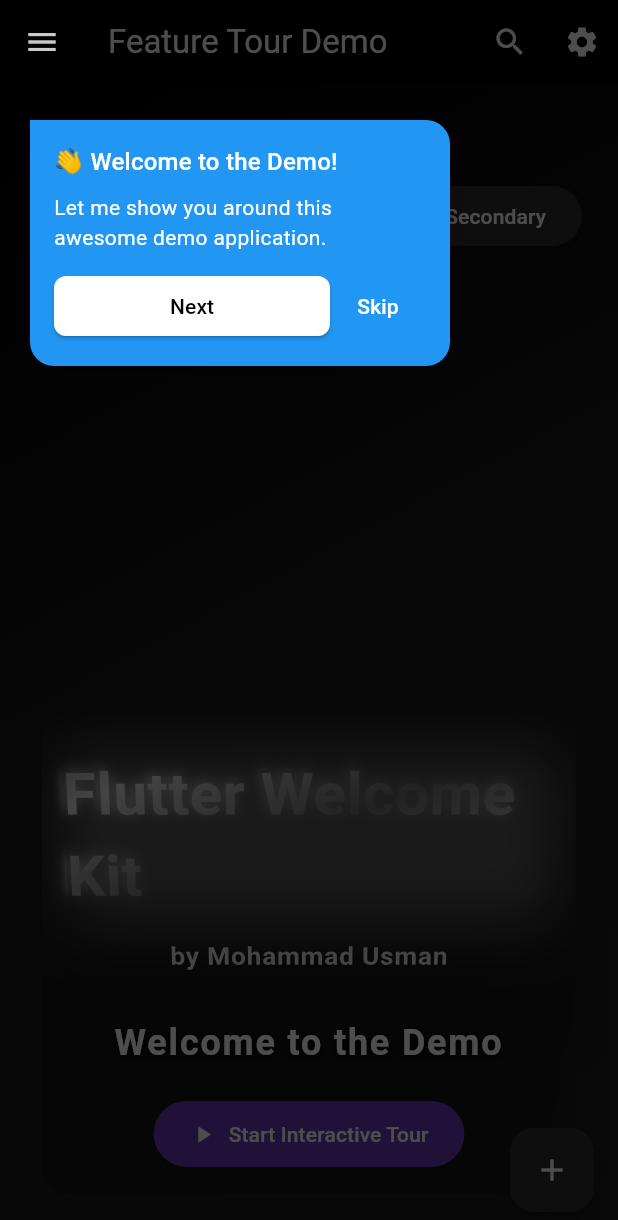
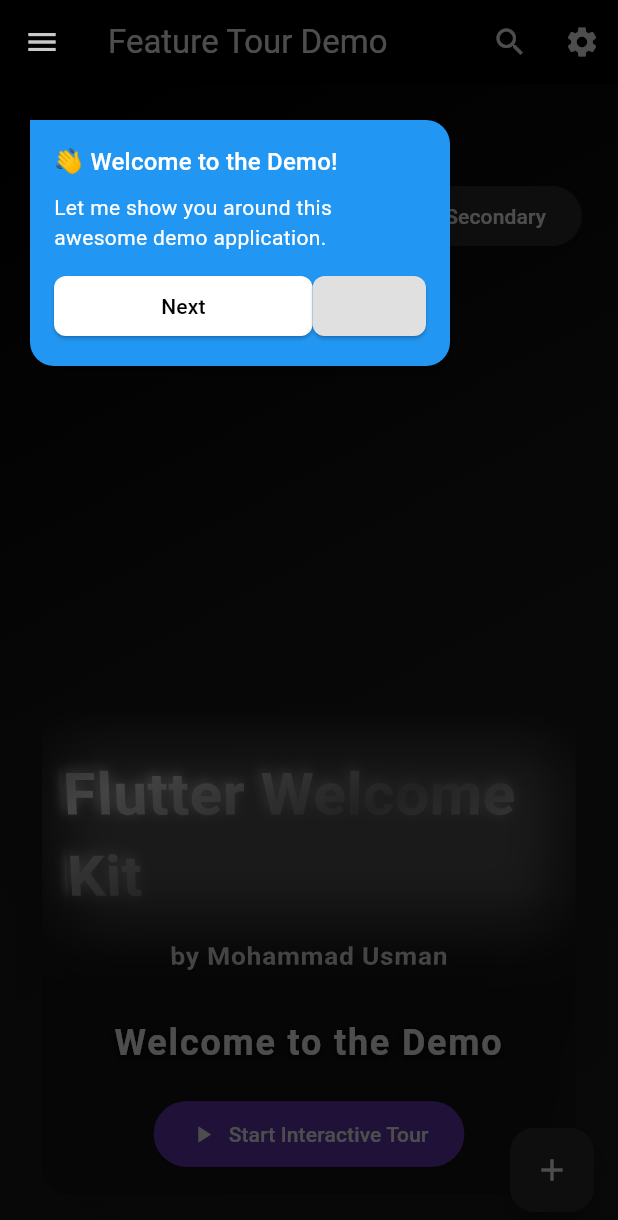
Before and after one commit to karim-mvp/flutter_welcome_kit, a Flutter app: the screen it shows after launch, after a tap on "Start Interactive Tour", on a phone screen of 412 x 824 dp. Shown: the top 1220 px of the screen. Run offline on Flutter 3.47's test engine with Material 3 defaults, Android fonts, the phone set to English and light mode, and no system bars.

Commit message:
solved skip button color issue

```diff
--- a/lib/widgets/tooltip_card.dart
+++ b/lib/widgets/tooltip_card.dart
@@ -296,11 +296,14 @@ class _TooltipCardState extends State<TooltipCard>
                                   child: ElevatedButton(
                                     onPressed: widget.onNext,
                                     style: ElevatedButton.styleFrom(
-                                      backgroundColor: widget.isLastStep ? Colors.green : ( widget
-                                              .step.buttonBackgroundColor ??
-                                          (isDark
-                                              ? Colors.white
-                                              : Theme.of(context).primaryColor)),
+                                      backgroundColor: widget.isLastStep
+                                          ? Colors.green
+                                          : (widget
+                                                  .step.buttonBackgroundColor ??
+                                              (isDark
+                                                  ? Colors.white
+                                                  : Theme.of(context)
+                                                      .primaryColor)),
                                       foregroundColor:
                                           widget.step.foregroundColor ??
                                               (isDark
@@ -323,8 +326,15 @@ class _TooltipCardState extends State<TooltipCard>
                                 ),
                                 Visibility(
                                   visible: !widget.isLastStep,
-                                  child: TextButton(
+                                  child: ElevatedButton(
                                     onPressed: widget.onSkip,
+                                    style: ElevatedButton.styleFrom(
+                                      backgroundColor: Colors.grey.shade300,
+                                      foregroundColor: Colors.grey.shade300,
+                                      shape: RoundedRectangleBorder(
+                                        borderRadius: BorderRadius.circular(8),
+                                      ),
+                                    ),
                                     child: Text(
                                       widget.step.skipText ?? "Skip",
                                       style: TextStyle(
```
